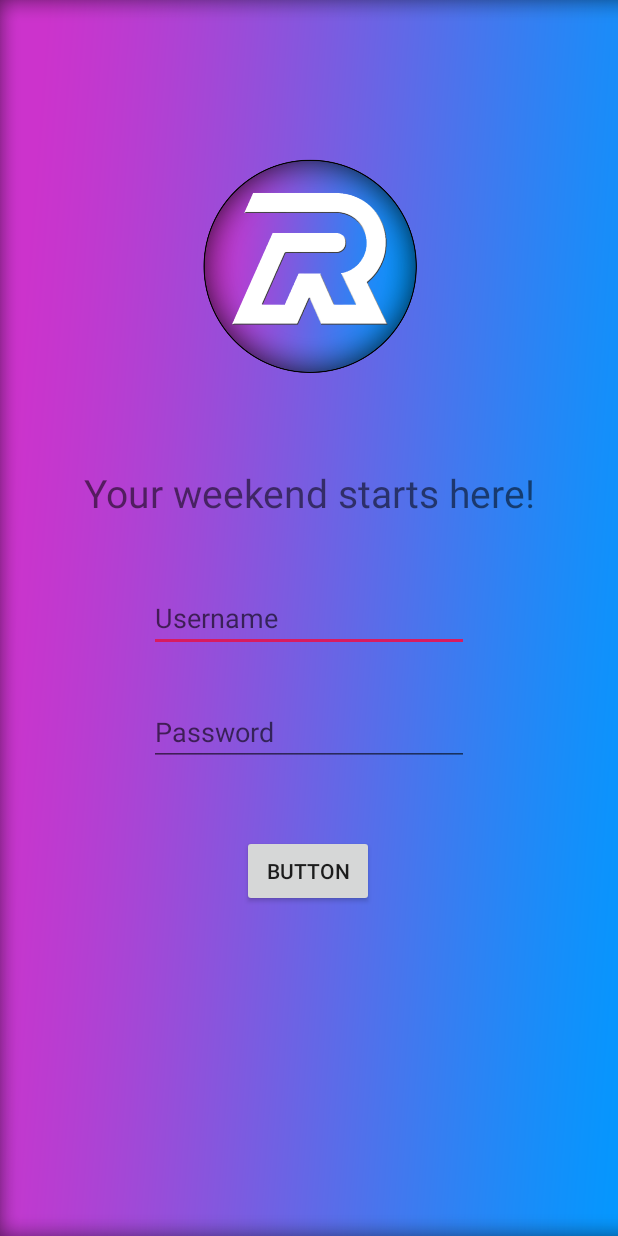
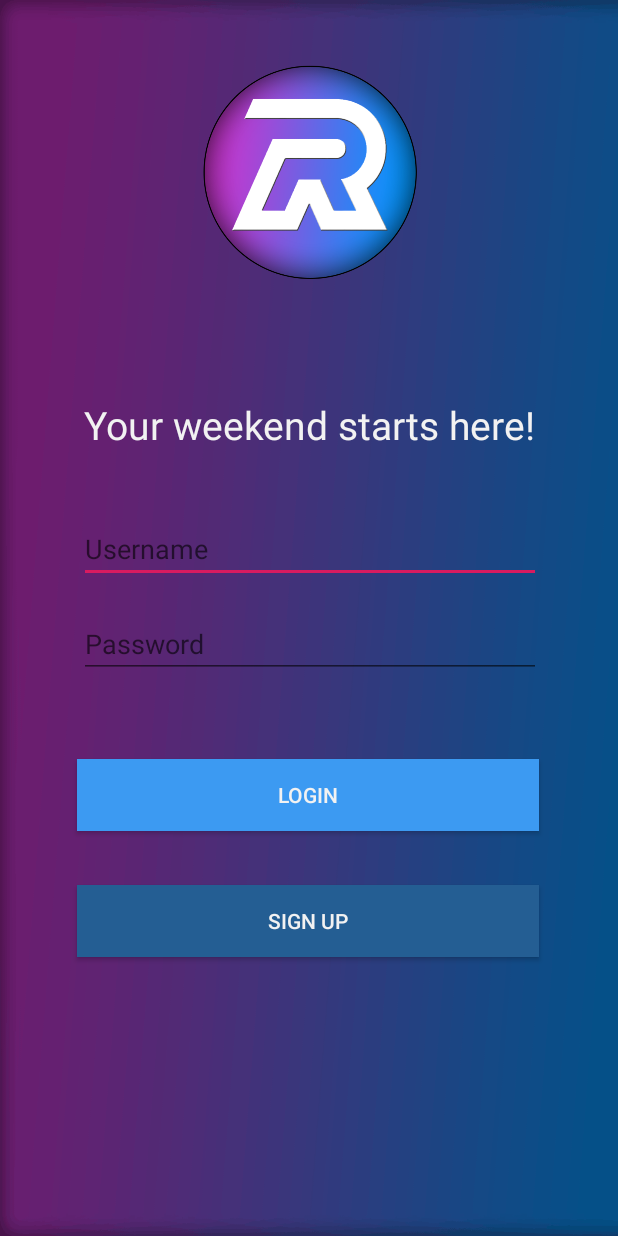
Before and after one commit to AspiringEng/ReGroup, an Android app: the LoginScreen screen opened directly, with no data from a screen before it, on a phone screen of 412 x 824 dp. Run offline under Robolectric (Android 15) with nearby library versions, the phone set to English and light mode, and no system bars; our stand-ins replace Firebase (no records; nobody signed in at launch, a user with empty details on screens opened directly).

Commit message:
added verification

```diff
--- a/app/src/main/java/com/example/regroup/LoginScreen.java
+++ b/app/src/main/java/com/example/regroup/LoginScreen.java
@@ -1,16 +1,25 @@
 package com.example.regroup;
 
+import android.nfc.Tag;
+import android.support.annotation.NonNull;
 import android.support.v7.app.AppCompatActivity;
 import android.os.Bundle;
+import android.util.Log;
 import android.view.View;
 import android.widget.Button;
+import android.widget.EditText;
 import android.widget.Toast;
 
+import com.google.android.gms.tasks.OnCompleteListener;
+import com.google.android.gms.tasks.Task;
+import com.google.firebase.auth.AuthResult;
 import com.google.firebase.auth.FirebaseAuth;
+import com.google.firebase.auth.FirebaseUser;
 
 public class LoginScreen extends AppCompatActivity {
 
     private FirebaseAuth mAuth;
+    private static final String TAG = MainActivity.class.getSimpleName();
 
     @Override
     protected void onCreate(Bundle savedInstanceState) {
@@ -22,13 +31,26 @@ public class LoginScreen extends AppCompatActivity {
 
         Button btn = findViewById(R.id.button3);
 
+
         btn.setOnClickListener(new View.OnClickListener() {
             @Override
             public void onClick(View v) {
                 // When Login button is clicked, do something...
                 // Need to make it so when it's clicked it can't be clicked again until the credentials are checked and returned false
 
-                Toast.makeText(getApplicationContext(), "veikia", Toast.LENGTH_SHORT).show(); // Just for testing
+                String email = ((EditText)findViewById(R.id.editText2)).getText().toString();
+                String password = ((EditText)findViewById(R.id.editText3)).getText().toString();
+
+                mAuth.signInWithEmailAndPassword(email, password).addOnCompleteListener(new OnCompleteListener<AuthResult>() {
+                    @Override
+                    public void onComplete(@NonNull Task<AuthResult> task) {
+                        if (!task.isSuccessful()) {
+                            Toast.makeText(getApplicationContext(), "login failed", Toast.LENGTH_SHORT).show();
+                            return;
+                        }
+                        Toast.makeText(getApplicationContext(), "Loggin successful", Toast.LENGTH_SHORT).show();
+                    }
+                });
             }
         });
     }
--- /dev/null
+++ b/app/src/main/res/drawable/login_button.xml
@@ -0,0 +1,7 @@
+<?xml version="1.0" encoding="utf-8"?>
+<shape xmlns:android="http://schemas.android.com/apk/res/android"
+    android:shape="rectangle" android:padding="5dp">
+    <!-- you can use any color you want I used here gray color-->
+    <solid android:color="#3c9af2"/>
+    <corners android:radius="0dp"/>
+</shape>
--- /dev/null
+++ b/app/src/main/res/drawable/signup_button.xml
@@ -0,0 +1,7 @@
+<?xml version="1.0" encoding="utf-8"?>
+<shape xmlns:android="http://schemas.android.com/apk/res/android"
+    android:shape="rectangle" android:padding="5dp">
+    <!-- you can use any color you want I used here gray color-->
+    <solid android:color="#245e93"/>
+    <corners android:radius="0dp"/>
+</shape>
--- a/app/src/main/res/layout/activity_login_screen.xml
+++ b/app/src/main/res/layout/activity_login_screen.xml
@@ -4,7 +4,7 @@
     xmlns:tools="http://schemas.android.com/tools"
     android:layout_width="match_parent"
     android:layout_height="match_parent"
-    android:background="@drawable/background_1080x1920"
+    android:background="@drawable/background_1080x1920_tinted"
     tools:context=".LoginScreen">
 
     <TextView
@@ -17,11 +17,12 @@
         android:layout_marginBottom="8dp"
         android:text="Your weekend starts here!"
         android:textSize="26sp"
+        android:textColor="#f2f2f2"
         app:layout_constraintBottom_toBottomOf="parent"
         app:layout_constraintEnd_toEndOf="parent"
         app:layout_constraintStart_toStartOf="parent"
         app:layout_constraintTop_toTopOf="parent"
-        app:layout_constraintVertical_bias="0.392" />
+        app:layout_constraintVertical_bias="0.333" />
 
     <ImageView
         android:id="@+id/imageView2"
@@ -35,12 +36,12 @@
         app:layout_constraintEnd_toEndOf="parent"
         app:layout_constraintStart_toStartOf="parent"
         app:layout_constraintTop_toTopOf="parent"
-        app:layout_constraintVertical_bias="0.119"
+        app:layout_constraintVertical_bias="0.016"
         app:srcCompat="@drawable/logo" />
 
     <EditText
         android:id="@+id/editText2"
-        android:layout_width="wrap_content"
+        android:layout_width="308dp"
         android:layout_height="wrap_content"
         android:layout_marginStart="8dp"
         android:layout_marginTop="8dp"
@@ -51,12 +52,14 @@
         android:inputType="textPersonName"
         app:layout_constraintBottom_toBottomOf="parent"
         app:layout_constraintEnd_toEndOf="parent"
+        app:layout_constraintHorizontal_bias="0.509"
         app:layout_constraintStart_toStartOf="parent"
-        app:layout_constraintTop_toTopOf="parent" />
+        app:layout_constraintTop_toTopOf="parent"
+        app:layout_constraintVertical_bias="0.44" />
 
     <EditText
         android:id="@+id/editText3"
-        android:layout_width="wrap_content"
+        android:layout_width="308dp"
         android:layout_height="wrap_content"
         android:layout_marginStart="8dp"
         android:layout_marginTop="8dp"
@@ -67,25 +70,46 @@
         android:inputType="textPassword"
         app:layout_constraintBottom_toBottomOf="parent"
         app:layout_constraintEnd_toEndOf="parent"
+        app:layout_constraintHorizontal_bias="0.509"
         app:layout_constraintStart_toStartOf="parent"
         app:layout_constraintTop_toTopOf="parent"
-        app:layout_constraintVertical_bias="0.6" />
+        app:layout_constraintVertical_bias="0.523" />
 
     <Button
         android:id="@+id/button3"
-        android:layout_width="wrap_content"
+        android:layout_width="308dp"
         android:layout_height="wrap_content"
         android:layout_marginStart="8dp"
         android:layout_marginTop="8dp"
         android:layout_marginEnd="8dp"
         android:layout_marginBottom="8dp"
-        android:text="Button"
+        android:background="@drawable/login_button"
+        android:text="Login"
+        android:textColor="#f2f2f2"
         app:layout_constraintBottom_toBottomOf="parent"
         app:layout_constraintEnd_toEndOf="parent"
-        app:layout_constraintHorizontal_bias="0.498"
+        app:layout_constraintHorizontal_bias="0.49"
         app:layout_constraintStart_toStartOf="parent"
         app:layout_constraintTop_toTopOf="parent"
-        app:layout_constraintVertical_bias="0.722"
-        tools:onClick="checkLoginCred"/>
+        app:layout_constraintVertical_bias="0.655"
+        tools:onClick="checkLoginCred" />
+
+    <Button
+        android:id="@+id/button2"
+        android:layout_width="308dp"
+        android:layout_height="wrap_content"
+        android:layout_marginStart="8dp"
+        android:layout_marginTop="8dp"
+        android:layout_marginEnd="8dp"
+        android:layout_marginBottom="8dp"
+        android:background="@drawable/signup_button"
+        android:text="SIGN UP"
+        android:textColor="#f2f2f2"
+        app:layout_constraintBottom_toBottomOf="parent"
+        app:layout_constraintEnd_toEndOf="parent"
+        app:layout_constraintHorizontal_bias="0.49"
+        app:layout_constraintStart_toStartOf="parent"
+        app:layout_constraintTop_toTopOf="parent"
+        app:layout_constraintVertical_bias="0.766" />
 
 </android.support.constraint.ConstraintLayout>
```
Also changed, not shown: 1 other file.
